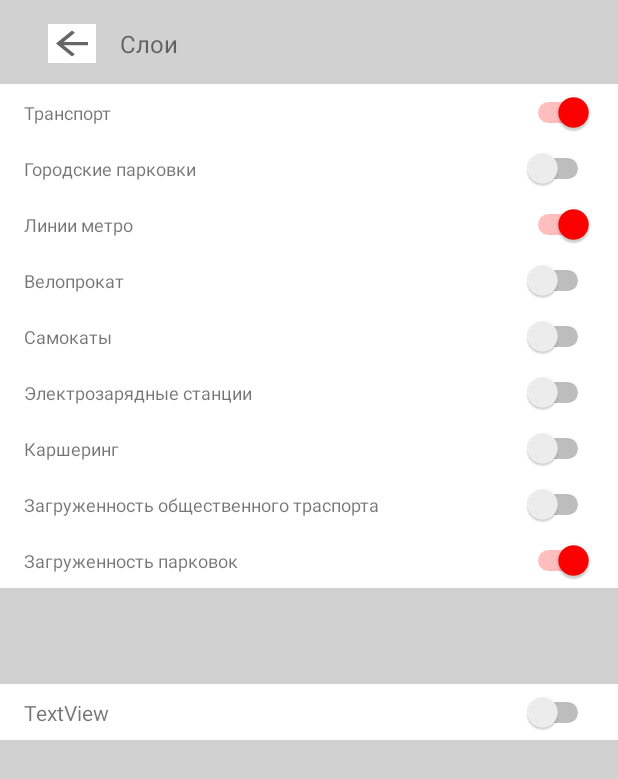
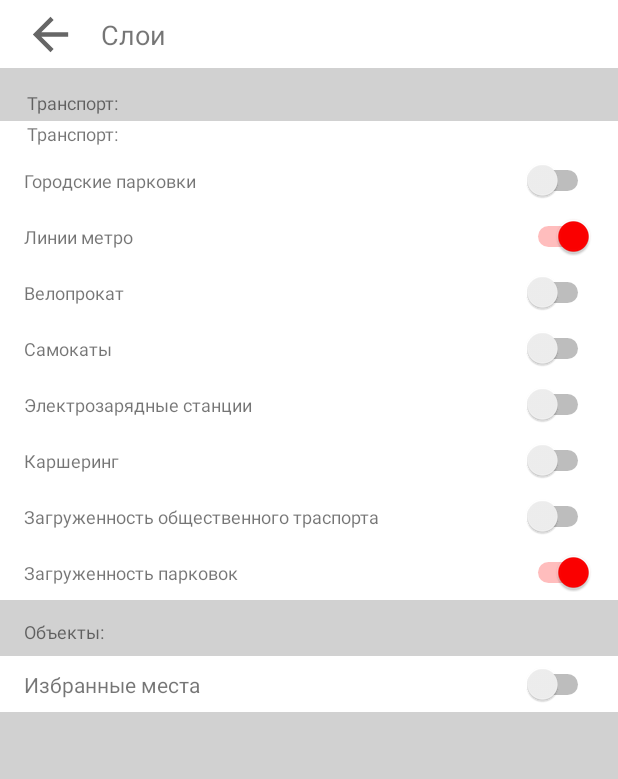
Before and after one commit to TaFo000/lambdaMoscowTransport, an Android app built with Jetpack Compose: the layout layerss.xml on its own in the app's theme, with its tools: preview values and no code run, on a phone screen of 412 x 824 dp. Shown: the top 779 px of the screen. Run offline under Robolectric (Android 15) with nearby library versions, the phone set to English and light mode, and no system bars.

Commit message:
+Добавил новый экран маршрутов +Исправил баги на главном экране

```diff
--- a/app/src/main/AndroidManifest.xml
+++ b/app/src/main/AndroidManifest.xml
@@ -21,7 +21,9 @@
             </intent-filter>
         </activity>
         <activity android:name=".SwipeChoice"/>
-        <activity android:name=".Layers"/>
+        <activity android:name=".Layersss"/>
+        <activity android:name=".Schedule"/>
+        <activity android:name=".OfferParking"/>
     </application>
 
 </manifest>
--- a/app/src/main/java/com/example/moscowtransportlambda/MainActivity.kt
+++ b/app/src/main/java/com/example/moscowtransportlambda/MainActivity.kt
@@ -2,23 +2,9 @@ package com.example.moscowtransportlambda
 
 import android.content.Intent
 import android.os.Bundle
-import android.util.Log
-import android.view.View
-import android.view.animation.AnimationUtils
 import android.widget.Button
-import android.widget.ImageView
-import android.widget.Toast
+import android.widget.ImageButton
 import androidx.activity.ComponentActivity
-import androidx.activity.compose.setContent
-import androidx.compose.foundation.clickable
-import androidx.compose.material.MaterialTheme
-import androidx.compose.material.Surface
-import androidx.compose.material.Text
-import androidx.compose.runtime.Composable
-import androidx.compose.ui.Modifier
-import androidx.compose.ui.tooling.preview.Preview
-import androidx.constraintlayout.widget.ConstraintLayout
-import com.example.moscowtransportlambda.ui.theme.MoscowTransportlambdaTheme
 
 
 class MainActivity : ComponentActivity() {
@@ -30,10 +16,15 @@ class MainActivity : ComponentActivity() {
             var intent = Intent(this@MainActivity,SwipeChoice::class.java)
             startActivity(intent)
         }
-        var layerss = findViewById<Button>(R.id.kuda_btn2)
+        var layerss = findViewById<Button>(R.id.layers_btn)
         layerss.setOnClickListener {
-            var yintent = Intent(this@MainActivity,Layers::class.java)
-            startActivity(yintent)
+            var yintent = Intent(this@MainActivity,Layersss::class.java)
+            try{
+                startActivity(yintent)
+            }
+            catch(e:Exception){
+                e.printStackTrace()
+            }
         }
 
     }
--- a/app/src/main/res/layout/bus_rout.xml
+++ /dev/null
@@ -1,6 +0,0 @@
-<?xml version="1.0" encoding="utf-8"?>
-<LinearLayout xmlns:android="http://schemas.android.com/apk/res/android"
-    android:layout_width="match_parent"
-    android:layout_height="match_parent">
-
-</LinearLayout>
--- a/app/src/main/res/layout/layers.xml
+++ b/app/src/main/res/layout/layerss.xml
@@ -7,58 +7,67 @@
     android:layout_height="match_parent"
     android:background="#D1D1D1">
 
-    <LinearLayout
+    <androidx.constraintlayout.widget.ConstraintLayout
+        android:id="@+id/linearLayout6"
         android:layout_width="match_parent"
-        android:layout_height="match_parent"
-        android:orientation="horizontal"></LinearLayout>
+        android:layout_height="45dp"
+        android:background="@color/white"
+        android:orientation="horizontal"
+        app:layout_constraintStart_toStartOf="parent"
+        app:layout_constraintTop_toTopOf="parent">
 
-    <ImageButton
-        android:id="@+id/imageButton"
-        android:layout_width="32dp"
-        android:layout_height="26dp"
-        android:layout_marginStart="32dp"
-        android:layout_marginTop="16dp"
-        android:background="@color/white"
-        android:foreground="@drawable/ic_baseline_arrow_back_24"
-        app:layout_constraintStart_toStartOf="parent"
-        app:layout_constraintTop_toTopOf="parent" />
+        <ImageButton
+            android:id="@+id/imageButton"
+            android:layout_width="35dp"
+            android:layout_height="35dp"
+            android:layout_marginStart="16dp"
+            android:background="@color/white"
+            android:foreground="@drawable/ic_baseline_arrow_back_24"
+            app:layout_constraintBottom_toBottomOf="parent"
+            app:layout_constraintStart_toStartOf="parent"
+            app:layout_constraintTop_toTopOf="parent"
+            tools:layout_conversion_absoluteHeight="26dp"
+            tools:layout_conversion_absoluteWidth="32dp" />
+
+        <TextView
+            android:id="@+id/textView10"
+            android:layout_width="wrap_content"
+            android:layout_height="wrap_content"
+            android:layout_marginStart="16dp"
+            android:text="Слои"
+            android:textSize="18sp"
+            app:layout_constraintBottom_toBottomOf="parent"
+            app:layout_constraintStart_toEndOf="@+id/imageButton"
+            app:layout_constraintTop_toTopOf="parent"
+            tools:layout_conversion_absoluteHeight="0dp"
+            tools:layout_conversion_absoluteWidth="38dp" />
+    </androidx.constraintlayout.widget.ConstraintLayout>
 
     <LinearLayout
         android:id="@+id/linearLayout3"
         android:layout_width="0dp"
         android:layout_height="wrap_content"
-        android:layout_marginTop="16dp"
         android:background="#FFFFFF"
         android:orientation="vertical"
         app:layout_constraintEnd_toEndOf="parent"
         app:layout_constraintStart_toStartOf="parent"
-        app:layout_constraintTop_toBottomOf="@+id/textView10">
+        app:layout_constraintTop_toBottomOf="@+id/constraintLayout33">
 
         <androidx.constraintlayout.widget.ConstraintLayout
+            android:id="@+id/constraintLayout33"
             android:layout_width="match_parent"
-            android:layout_height="37dp">
+            android:layout_height="match_parent">
 
             <TextView
-                android:id="@+id/textView"
+                android:id="@+id/textView13"
                 android:layout_width="wrap_content"
                 android:layout_height="wrap_content"
-                android:layout_marginStart="16dp"
-                android:text="Транспорт"
+                android:layout_marginStart="18dp"
+                android:layout_marginBottom="4dp"
+                android:text="Транспорт:"
                 android:textSize="12sp"
                 app:layout_constraintBottom_toBottomOf="parent"
-                app:layout_constraintStart_toStartOf="parent"
-                app:layout_constraintTop_toTopOf="parent" />
-
-            <Switch
-                android:id="@+id/switch1"
-                android:layout_width="wrap_content"
-                android:layout_height="wrap_content"
-                android:layout_marginEnd="16dp"
-                android:checked="true"
-                android:text=""
-                app:layout_constraintBottom_toBottomOf="parent"
-                app:layout_constraintEnd_toEndOf="parent"
-                app:layout_constraintTop_toTopOf="parent" />
+                app:layout_constraintStart_toStartOf="parent" />
         </androidx.constraintlayout.widget.ConstraintLayout>
 
         <androidx.constraintlayout.widget.ConstraintLayout
@@ -86,6 +95,7 @@
                 app:layout_constraintBottom_toBottomOf="parent"
                 app:layout_constraintEnd_toEndOf="parent"
                 app:layout_constraintTop_toTopOf="parent" />
+
         </androidx.constraintlayout.widget.ConstraintLayout>
 
         <androidx.constraintlayout.widget.ConstraintLayout
@@ -113,6 +123,7 @@
                 app:layout_constraintBottom_toBottomOf="parent"
                 app:layout_constraintEnd_toEndOf="parent"
                 app:layout_constraintTop_toTopOf="parent" />
+
         </androidx.constraintlayout.widget.ConstraintLayout>
 
         <androidx.constraintlayout.widget.ConstraintLayout
@@ -273,26 +284,15 @@
         </androidx.constraintlayout.widget.ConstraintLayout>
     </LinearLayout>
 
-    <TextView
-        android:id="@+id/textView10"
-        android:layout_width="wrap_content"
-        android:layout_height="wrap_content"
-        android:layout_marginStart="16dp"
-        android:text="Слои"
-        android:textSize="16sp"
-        app:layout_constraintBottom_toBottomOf="@+id/imageButton"
-        app:layout_constraintStart_toEndOf="@+id/imageButton"
-        app:layout_constraintTop_toTopOf="@+id/imageButton" />
-
     <LinearLayout
+        android:id="@+id/linearLayout7"
         android:layout_width="0dp"
         android:layout_height="wrap_content"
-        android:layout_marginTop="64dp"
         android:background="#FFFFFF"
         android:orientation="horizontal"
         app:layout_constraintEnd_toEndOf="@+id/linearLayout3"
         app:layout_constraintStart_toStartOf="@+id/linearLayout3"
-        app:layout_constraintTop_toBottomOf="@+id/linearLayout3">
+        app:layout_constraintTop_toBottomOf="@+id/constraintLayout">
 
         <androidx.constraintlayout.widget.ConstraintLayout
             android:layout_width="match_parent"
@@ -303,7 +303,7 @@
                 android:layout_width="wrap_content"
                 android:layout_height="wrap_content"
                 android:layout_marginStart="16dp"
-                android:text="TextView"
+                android:text="Избранные места"
                 app:layout_constraintBottom_toBottomOf="parent"
                 app:layout_constraintStart_toStartOf="parent"
                 app:layout_constraintTop_toTopOf="parent" />
@@ -318,4 +318,46 @@
                 app:layout_constraintTop_toTopOf="parent" />
         </androidx.constraintlayout.widget.ConstraintLayout>
     </LinearLayout>
+
+    <androidx.constraintlayout.widget.ConstraintLayout
+        android:id="@+id/constraintLayout33"
+        android:layout_width="0dp"
+        android:layout_height="35dp"
+        app:layout_constraintEnd_toEndOf="parent"
+        app:layout_constraintStart_toStartOf="parent"
+        app:layout_constraintTop_toBottomOf="@+id/linearLayout6">
+
+        <TextView
+            android:id="@+id/textView13"
+            android:layout_width="wrap_content"
+            android:layout_height="wrap_content"
+            android:layout_marginStart="18dp"
+            android:layout_marginBottom="4dp"
+            android:text="Транспорт:"
+            android:textSize="12sp"
+            app:layout_constraintBottom_toBottomOf="parent"
+            app:layout_constraintStart_toStartOf="parent" />
+    </androidx.constraintlayout.widget.ConstraintLayout>
+
+    <androidx.constraintlayout.widget.ConstraintLayout
+        android:id="@+id/constraintLayout"
+        android:layout_width="match_parent"
+        android:layout_height="37dp"
+        app:layout_constraintEnd_toEndOf="parent"
+        app:layout_constraintHorizontal_bias="0.0"
+        app:layout_constraintStart_toStartOf="parent"
+        app:layout_constraintTop_toBottomOf="@+id/linearLayout3">
+
+        <TextView
+            android:id="@+id/textView"
+            android:layout_width="wrap_content"
+            android:layout_height="wrap_content"
+            android:layout_marginStart="16dp"
+            android:layout_marginBottom="8dp"
+            android:text="Объекты:"
+            android:textSize="12sp"
+            app:layout_constraintBottom_toBottomOf="parent"
+            app:layout_constraintStart_toStartOf="parent" />
+
+    </androidx.constraintlayout.widget.ConstraintLayout>
 </androidx.constraintlayout.widget.ConstraintLayout>
--- a/app/src/main/res/layout/offer.xml
+++ b/app/src/main/res/layout/offer.xml
@@ -10,9 +10,10 @@
         android:id="@+id/imageView6"
         android:layout_width="wrap_content"
         android:layout_height="wrap_content"
+        android:background="@drawable/offer_photo"
+        android:foreground="@drawable/offer_photo"
         app:layout_constraintBottom_toBottomOf="parent"
         app:layout_constraintEnd_toEndOf="parent"
         app:layout_constraintStart_toStartOf="parent"
-        app:layout_constraintTop_toTopOf="parent"
-        app:srcCompat="@drawable/offer_photo" />
+        app:layout_constraintTop_toTopOf="parent" />
 </androidx.constraintlayout.widget.ConstraintLayout>
```
Also changed, not shown: app/src/main/java/com/example/moscowtransportlambda/Layersss.kt (renamed from app/src/main/java/com/example/moscowtransportlambda/Layers.kt, +6 -5 lines), app/src/main/java/com/example/moscowtransportlambda/OfferParking.kt (+9 -3 lines), app/src/main/java/com/example/moscowtransportlambda/Schedule.kt (+14 -1 lines), app/src/main/res/layout/main_screen.xml (+5 -6 lines), app/src/main/res/layout/schedule.xml (added, +51 -0 lines), app/src/main/res/drawable-v24/map.jpg (added), app/src/main/res/drawable-v24/mt.png (added), app/src/main/res/drawable-v24/multiple2.png (added), app/src/main/res/drawable/map.jpg (deleted).
